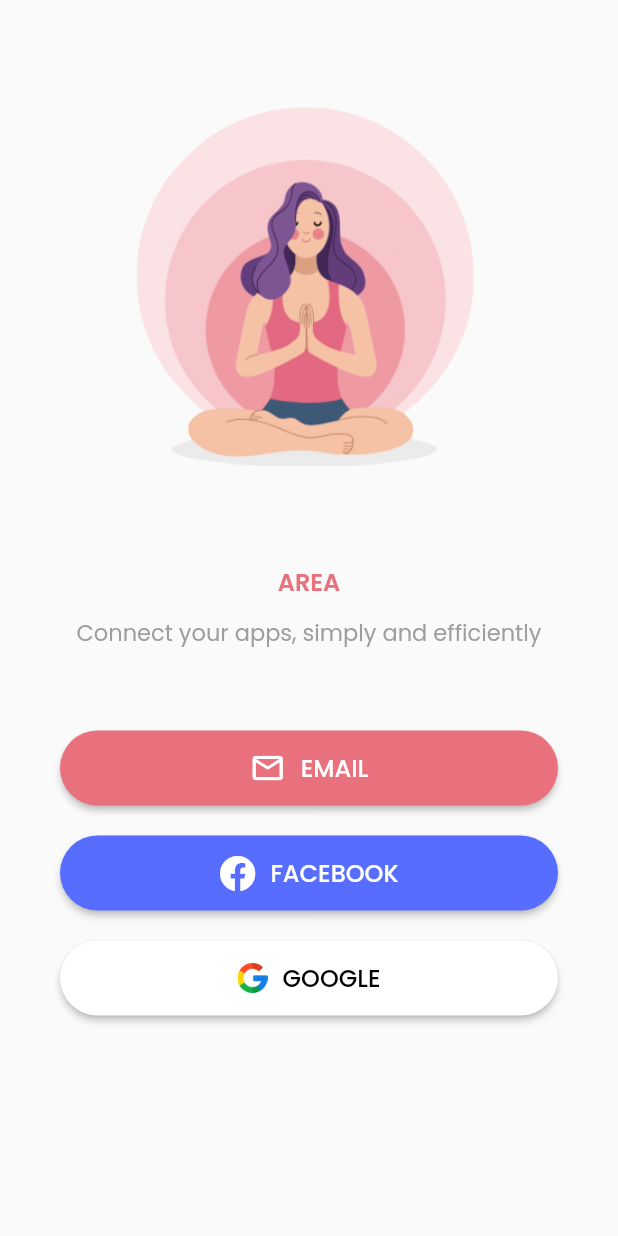
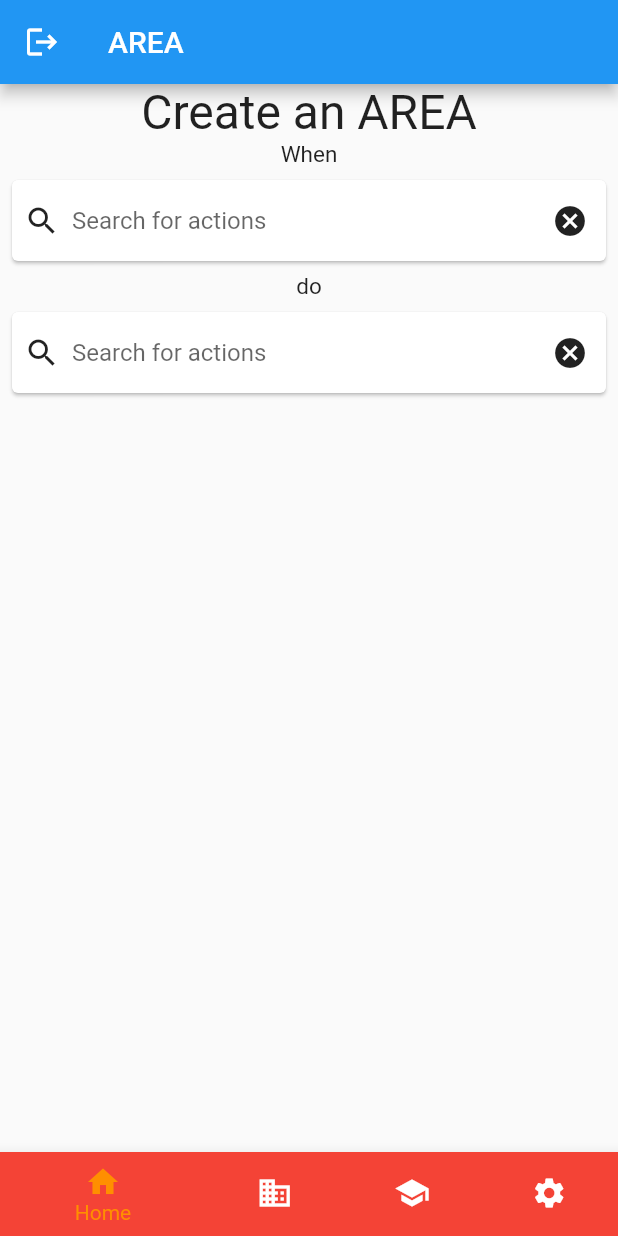
Before and after one commit to polBachelin/AREA, a Flutter app: the screen it shows after launch, on a phone screen of 412 x 824 dp. Run offline on Flutter 3.47's test engine with Material 2 defaults, Android fonts, the phone set to English and light mode, and no system bars; our stand-ins replace font_awesome_flutter, google_fonts, material_floating_search_bar.

Commit message:
feat(*): Design of dashboard page --> add search bars incoming(): ListView for my services

```diff
--- a/mobile_client/lib/effects/delayed_animation.dart
+++ b/mobile_client/lib/effects/delayed_animation.dart
@@ -4,6 +4,7 @@ import 'dart:async';
 class DelayedAnimation extends StatefulWidget {
   final Widget child;
   final int delay;
+  // ignore: use_key_in_widget_constructors
   const DelayedAnimation({required this.delay, required this.child});
 
   @override
--- a/mobile_client/lib/main.dart
+++ b/mobile_client/lib/main.dart
@@ -18,7 +18,7 @@ class MyApp extends StatelessWidget {
       title: 'AREA',
       // Start the app with the "/" named route. In this case, the app starts
       // on the RegisterScreen widget.
-      initialRoute: '/',
+      initialRoute: '/home',
       debugShowCheckedModeBanner: false,
       routes: {
         // When navigating to the "/" route, build the RegisterScreen widget.
--- /dev/null
+++ b/mobile_client/lib/pages/dashboard.dart
@@ -0,0 +1,68 @@
+import 'package:AREA/widgets/create_area_widget.dart';
+import 'package:flutter/material.dart';
+import 'package:material_floating_search_bar/material_floating_search_bar.dart';
+
+class Dashboard extends StatefulWidget {
+  const Dashboard({Key? key}) : super(key: key);
+
+  @override
+  State<Dashboard> createState() => DashboardState();
+}
+
+class DashboardState extends State<Dashboard> {
+  @override
+  Widget build(BuildContext context) {
+    return Column(children: [
+      const Text('Create an AREA',
+          textDirection: TextDirection.ltr,
+          style: const TextStyle(
+            fontSize: 32,
+            color: Colors.black87,
+          )),
+      const Text('When',
+          textDirection: TextDirection.ltr,
+          style: TextStyle(
+            fontSize: 15,
+            color: Colors.black87,
+          )),
+      buildFloatingSearchBar(),
+      //CreateAREAWidget(hint: "Search for actions..."),
+      const Text('do',
+          textDirection: TextDirection.ltr,
+          style: const TextStyle(
+            fontSize: 15,
+            color: Colors.black87,
+          )),
+      buildFloatingSearchBar(),
+      // CreateAREAWidget(hint: "Search for reactions..."),
+    ]);
+  }
+}
+
+Widget buildFloatingSearchBar() {
+  return Container(
+    height: 70.0,
+    child: Card(
+      margin: const EdgeInsets.all(8.0),
+      child: Row(
+        children: <Widget>[
+          const Padding(
+            padding: EdgeInsets.all(8.0),
+            child: const Icon(Icons.search),
+          ),
+          const Expanded(
+            child: TextField(
+              decoration: InputDecoration(
+                  hintText: 'Search for actions', border: InputBorder.none),
+            ),
+            flex: 1,
+          ),
+          IconButton(
+            icon: const Icon(Icons.cancel),
+            onPressed: () {},
+          )
+        ],
+      ),
+    ),
+  );
+}
--- a/mobile_client/lib/pages/home_screen.dart
+++ b/mobile_client/lib/pages/home_screen.dart
@@ -1,6 +1,6 @@
+import 'package:AREA/pages/dashboard.dart';
 import 'package:flutter/material.dart';
-import 'package:google_fonts/google_fonts.dart';
-import 'package:font_awesome_flutter/font_awesome_flutter.dart';
+import 'package:AREA/widgets/create_area_widget.dart';
 
 
 
@@ -16,10 +16,7 @@ class HomeScreenState extends State<HomeScreen> {
   static const TextStyle optionStyle =
       TextStyle(fontSize: 30, fontWeight: FontWeight.bold);
   static const List<Widget> _widgetOptions = <Widget>[
-    Text(
-      'Index 0: Home',
-      style: optionStyle,
-    ),
+    Dashboard(),
     Text(
       'Index 1: Business',
       style: optionStyle,
@@ -44,7 +41,7 @@ class HomeScreenState extends State<HomeScreen> {
   Widget build(BuildContext context) {
     return Scaffold(
       appBar: AppBar(
-        title: const Text('BottomNavigationBar Sample'),
+        title: const Text('AREA'),
         leading: IconButton(
           icon: const Icon(Icons.logout),
           onPressed:  () {
--- a/mobile_client/lib/pages/login_screen.dart
+++ b/mobile_client/lib/pages/login_screen.dart
@@ -2,10 +2,9 @@ import 'package:flutter/material.dart';
 import 'package:google_fonts/google_fonts.dart';
 
 import '../effects/delayed_animation.dart';
-import '../main.dart';
 
+// ignore: constant_identifier_names
 const d_red = Color(0xFFE9717D);
-
 
 class LoginScreen extends StatelessWidget {
   const LoginScreen({Key? key}) : super(key: key);
--- a/mobile_client/lib/pages/register_screen.dart
+++ b/mobile_client/lib/pages/register_screen.dart
@@ -1,7 +1,7 @@
 import 'package:flutter/material.dart';
 import 'package:google_fonts/google_fonts.dart';
 import 'package:font_awesome_flutter/font_awesome_flutter.dart';
-import 'package:mobile_client/pages/login_screen.dart';
+import 'package:AREA/pages/login_screen.dart';
 
 
 import '../effects/delayed_animation.dart';
```
Also changed, not shown: mobile_client/lib/models/actions.dart (added, +65 -0 lines), mobile_client/lib/models/place.dart (added, +55 -0 lines), mobile_client/lib/widgets/create_area_widget.dart (added, +25 -0 lines), mobile_client/lib/widgets/list_view_action_reaction.dart (added, +36 -0 lines), mobile_client/pubspec.yaml (+10 -1 lines), mobile_client/pubspec.lock.
